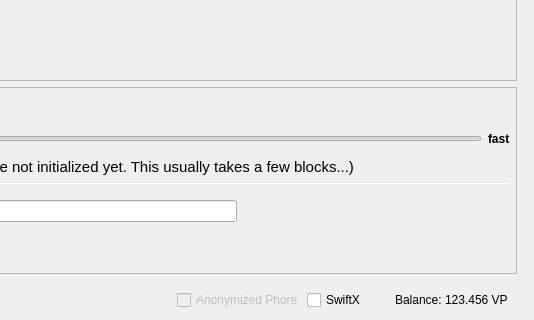
Qt form src/qt/forms/sendcoinsdialog.ui (vpubchain/Phore) before a commit; both pictures show x 444 to 978 and y 375 to 695 of the 978 by 695 pixel window.
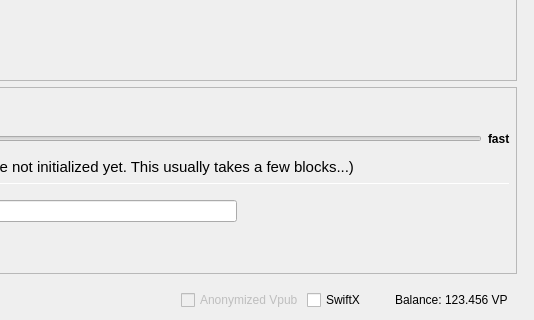
The same form after that commit. Custom widgets are drawn as their Qt base class.

Commit message: Phore to Vpub

Patch:
```diff
--- a/src/qt/forms/sendcoinsdialog.ui
+++ b/src/qt/forms/sendcoinsdialog.ui
@@ -1619,7 +1619,7 @@
                 <bool>false</bool>
                </property>
                <property name="text">
-                <string>Anonymized Phore</string>
+                <string>Anonymized Vpub</string>
                </property>
               </widget>
              </item>
```
Left out of the diff: 4 changed lines with no effect on the pictures. The commit also changes 182 other files.
